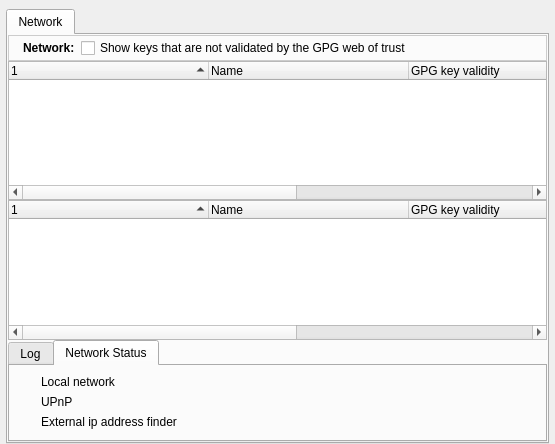
The window that retroshare-gui/src/gui/NetworkDialog.ui (RetroShare/RetroShare) describes before a commit, drawn with Qt 5.
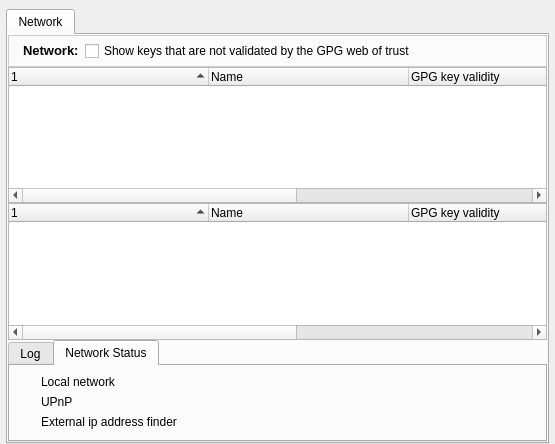
The same window after the commit. Icons and pictures are not drawn.

```diff
--- a/retroshare-gui/src/gui/NetworkDialog.ui
+++ b/retroshare-gui/src/gui/NetworkDialog.ui
@@ -124,6 +124,18 @@
        </item>
        <item row="0" column="0">
         <widget class="QFrame" name="frame">
+         <property name="minimumSize">
+          <size>
+           <width>0</width>
+           <height>32</height>
+          </size>
+         </property>
+         <property name="maximumSize">
+          <size>
+           <width>16777215</width>
+           <height>32</height>
+          </size>
+         </property>
          <property name="styleSheet">
           <string notr="true">QFrame#frame{ 
 background-color: qlineargradient(x1:0, y1:0, x2:0, y2:1,
@@ -159,11 +171,18 @@
           </item>
           <item row="0" column="1">
            <widget class="QLabel" name="label_2">
+            <property name="font">
+             <font>
+              <family>Arial</family>
+              <pointsize>10</pointsize>
+             </font>
+            </property>
             <property name="text">
-             <string>&lt;html&gt;&lt;head&gt;&lt;meta name=&quot;qrichtext&quot; content=&quot;1&quot; /&gt;&lt;style type=&quot;text/css&quot;&gt;
+             <string>&lt;!DOCTYPE HTML PUBLIC &quot;-//W3C//DTD HTML 4.0//EN&quot; &quot;http://www.w3.org/TR/REC-html40/strict.dtd&quot;&gt;
+&lt;html&gt;&lt;head&gt;&lt;meta name=&quot;qrichtext&quot; content=&quot;1&quot; /&gt;&lt;style type=&quot;text/css&quot;&gt;
 p, li { white-space: pre-wrap; }
-&lt;/style&gt;&lt;/head&gt;&lt;body style=&quot; font-family:'Arial'; font-size:10pt; font-weight:400; font-style:normal; text-decoration:none;&quot;&gt;
-&lt;p style=&quot; margin-top:0px; margin-bottom:0px; margin-left:0px; margin-right:0px; -qt-block-indent:0; text-indent:0px;&quot;&gt;&lt;span style=&quot; font-size:9pt; font-weight:600;&quot;&gt;Network:&lt;/span&gt;&lt;/p&gt;&lt;/body&gt;&lt;/html&gt;</string>
+&lt;/style&gt;&lt;/head&gt;&lt;body style=&quot; font-family:'Arial'; font-size:10pt; font-weight:400; font-style:normal;&quot;&gt;
+&lt;p style=&quot; margin-top:0px; margin-bottom:0px; margin-left:0px; margin-right:0px; -qt-block-indent:0; text-indent:0px;&quot;&gt;&lt;span style=&quot; font-weight:600;&quot;&gt;Network:&lt;/span&gt;&lt;/p&gt;&lt;/body&gt;&lt;/html&gt;</string>
             </property>
            </widget>
           </item>
```
